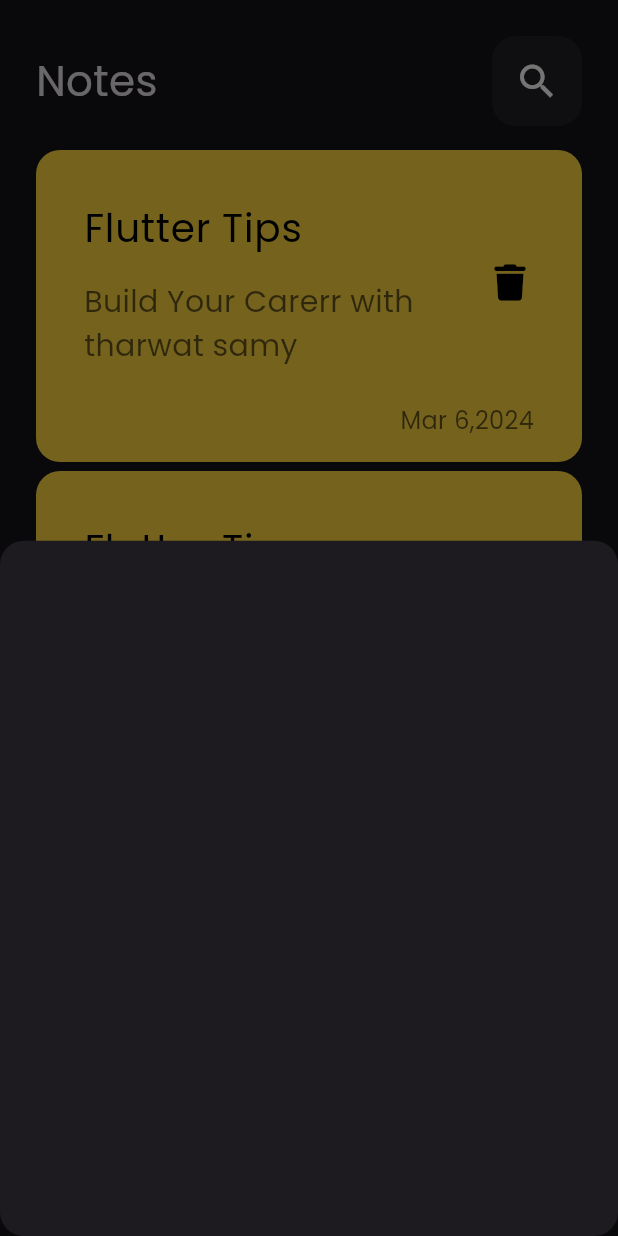
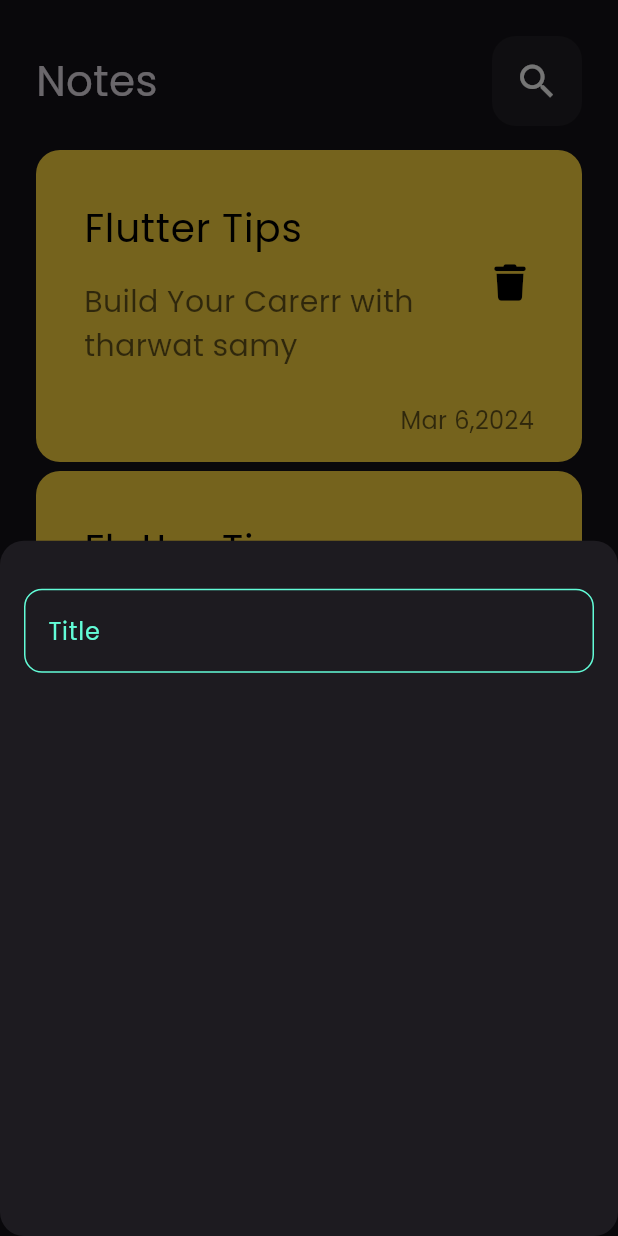
Before and after one commit to ahmedelkazaz39/notes_app2, a Flutter app: the screen it shows after launch, after a tap on the "add" icon, on a phone screen of 412 x 824 dp. Run offline on Flutter 3.47's test engine with Material 3 defaults, Android fonts, the phone set to English and light mode, and no system bars; our stand-ins replace font_awesome_flutter.

Commit message:
create custom text field

```diff
--- /dev/null
+++ b/lib/constants.dart
@@ -0,0 +1,3 @@
+import 'package:flutter/material.dart';
+
+const kPrimaryColor =   Color(0xff62FCD7);
--- a/lib/views/widgets/add_note.dart
+++ b/lib/views/widgets/add_note.dart
@@ -1,10 +1,21 @@
 import 'package:flutter/material.dart';
+import 'package:todo_app/views/widgets/custom_text_field.dart';
 
 class AddNoteBottomSheet extends StatelessWidget {
   const AddNoteBottomSheet({super.key});
 
   @override
   Widget build(BuildContext context) {
-    return   Container();
+    return const  Padding(
+      padding:   EdgeInsets.symmetric(horizontal: 16),
+      child:   Column(
+        children: [
+          SizedBox(
+            height: 32,
+          ),
+          CustomTextField(),
+        ],
+      ),
+    );
   }
 }
--- /dev/null
+++ b/lib/views/widgets/custom_text_field.dart
@@ -0,0 +1,31 @@
+import 'package:flutter/material.dart';
+import 'package:todo_app/constants.dart';
+
+class CustomTextField extends StatelessWidget {
+  const CustomTextField({super.key});
+
+  @override
+  Widget build(BuildContext context) {
+    return TextField(
+      cursorColor: kPrimaryColor,
+      decoration: InputDecoration(
+        hintText: 'Title',
+        hintStyle:const TextStyle(
+          color: kPrimaryColor,
+        ),
+        border: buildBorder(),
+        enabledBorder: buildBorder(),
+        focusedBorder: buildBorder(
+          const Color(0xff62FCD7),
+        ),
+      ),
+    );
+  }
+
+  OutlineInputBorder buildBorder([color]) {
+    return OutlineInputBorder(
+      borderRadius: BorderRadius.circular(12),
+      borderSide: BorderSide(color: color ?? kPrimaryColor),
+    );
+  }
+}
```
Also changed, not shown: lib/views/notes_view.dart (line endings or trailing spaces).
